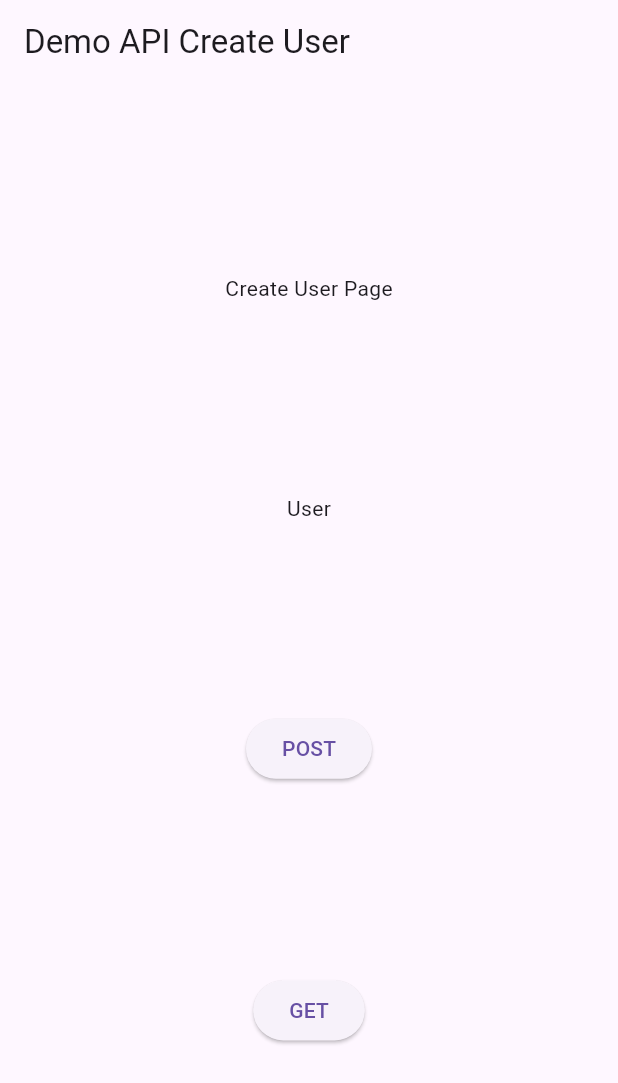
After one commit to MFaqihRidho/learn-flutter, a Flutter app: the MainPage screen opened directly, after a tap on "Create Users", on a phone screen of 412 x 824 dp. The commit adds this screen. Shown: the top 1083 px of the screen. Run offline on Flutter 3.47's test engine with Material 3 defaults, Android fonts, the phone set to English and light mode, and no system bars; our stand-ins replace audioplayers, qr_flutter; network calls fail.

Commit message:
✨ connect to api

```diff
--- /dev/null
+++ b/lib/create_user_page.dart
@@ -0,0 +1,59 @@
+import 'package:flutter/material.dart';
+import 'package:quran_app/model/post_result_create_user_model.dart';
+import 'package:quran_app/model/user_model.dart';
+
+class CreateUserPage extends StatefulWidget {
+  const CreateUserPage({super.key});
+
+  @override
+  State<CreateUserPage> createState() => _CreateUserPageState();
+}
+
+class _CreateUserPageState extends State<CreateUserPage> {
+  dynamic postResult = null;
+  dynamic user = null;
+  var isLoading = false;
+
+  @override
+  Widget build(BuildContext context) {
+    return MaterialApp(
+        home: Scaffold(
+      appBar: AppBar(
+        title: Text('Demo API Create User'),
+      ),
+      body: Center(
+          child: Column(
+              mainAxisAlignment: MainAxisAlignment.spaceEvenly,
+              children: [
+            Text(postResult != null
+                ? '${postResult.id}, ${postResult.name}, ${postResult.job}, ${postResult.created}'
+                : 'Create User Page'),
+            Text(isLoading
+                ? 'LOADING....'
+                : user != null
+                    ? '${user.id}, ${user.name}'
+                    : 'User'),
+            ElevatedButton(
+                onPressed: () {
+                  PostResult.connectToApi('faqih', 'frontend').then((value) {
+                    postResult = value;
+                  });
+                  setState(() {});
+                },
+                child: Text('POST')),
+            ElevatedButton(
+                onPressed: () async {
+                  isLoading = true;
+                  setState(() {});
+                  await User.connectToApi('3').then((value) {
+                    user = value;
+                  });
+                  isLoading = false;
+                  setState(() {});
+                  setState(() {});
+                },
+                child: Text(isLoading ? 'LOADING' : 'GET')),
+          ])),
+    ));
+  }
+}
--- a/lib/main_page.dart
+++ b/lib/main_page.dart
@@ -1,4 +1,5 @@
 import 'package:flutter/material.dart';
+import 'package:quran_app/create_user_page.dart';
 import 'package:quran_app/hero_page.dart';
 import 'package:quran_app/login_page.dart';
 import 'package:quran_app/second_page.dart';
@@ -88,6 +89,17 @@ class MainPage extends StatelessWidget {
               },
             ),
           ),
+          Center(
+            child: ElevatedButton(
+              child: const Text("Create Users"),
+              style: ElevatedButton.styleFrom(shape: const StadiumBorder()),
+              onPressed: () {
+                Navigator.push(context, MaterialPageRoute(builder: (context) {
+                  return const CreateUserPage();
+                }));
+              },
+            ),
+          ),
           const SizedBox(height: 20),
           Center(
               child: Material(
--- /dev/null
+++ b/lib/model/post_result_create_user_model.dart
@@ -0,0 +1,40 @@
+import 'dart:convert';
+
+import 'package:http/http.dart' as http;
+
+class PostResult {
+  String name;
+  String job;
+  String created;
+  String id;
+
+  PostResult(
+      {required this.id,
+      required this.name,
+      required this.job,
+      required this.created});
+
+  factory PostResult.createPostResult(Map<String, dynamic> object) {
+    return PostResult(
+      id: object['id'],
+      name: object['name'],
+      job: object['job'],
+      created: object['createdAt'],
+    );
+  }
+
+  static Future<PostResult> connectToApi(String name, String job) async {
+    var apiUrl = Uri.https('reqres.in', 'api/users');
+
+    var result = await http.post(apiUrl, body: {
+      'name': name,
+      'job': job,
+    });
+
+    var jsonResult = json.decode(result.body);
+
+    print(jsonResult);
+
+    return PostResult.createPostResult(jsonResult);
+  }
+}
--- /dev/null
+++ b/lib/model/user_model.dart
@@ -0,0 +1,28 @@
+import 'dart:convert';
+import 'package:http/http.dart' as http;
+
+class User {
+  int id;
+  String name;
+
+  User({required this.id, required this.name});
+
+  factory User.createUser(Map<String, dynamic> object) {
+    return User(
+        id: object['id'],
+        name: object['first_name'] + ' ' + object['last_name']);
+  }
+
+  static Future<User> connectToApi(String id) async {
+    var apiUrl = Uri.https('reqres.in', 'api/users/' + id);
+
+    var result = await http.get(apiUrl);
+    var jsonResult = jsonDecode(result.body);
+
+    var userData = jsonResult['data'] as Map<String, dynamic>;
+
+    print(userData);
+
+    return User.createUser(userData);
+  }
+}
--- a/pubspec.yaml
+++ b/pubspec.yaml
@@ -37,6 +37,7 @@ dependencies:
   cupertino_icons: ^1.0.2
   qr_flutter: ^4.1.0
   audioplayers: ^5.2.1
+  http: ^1.1.0
 
 dev_dependencies:
   flutter_test:
```
Also changed, not shown: pubspec.lock.
